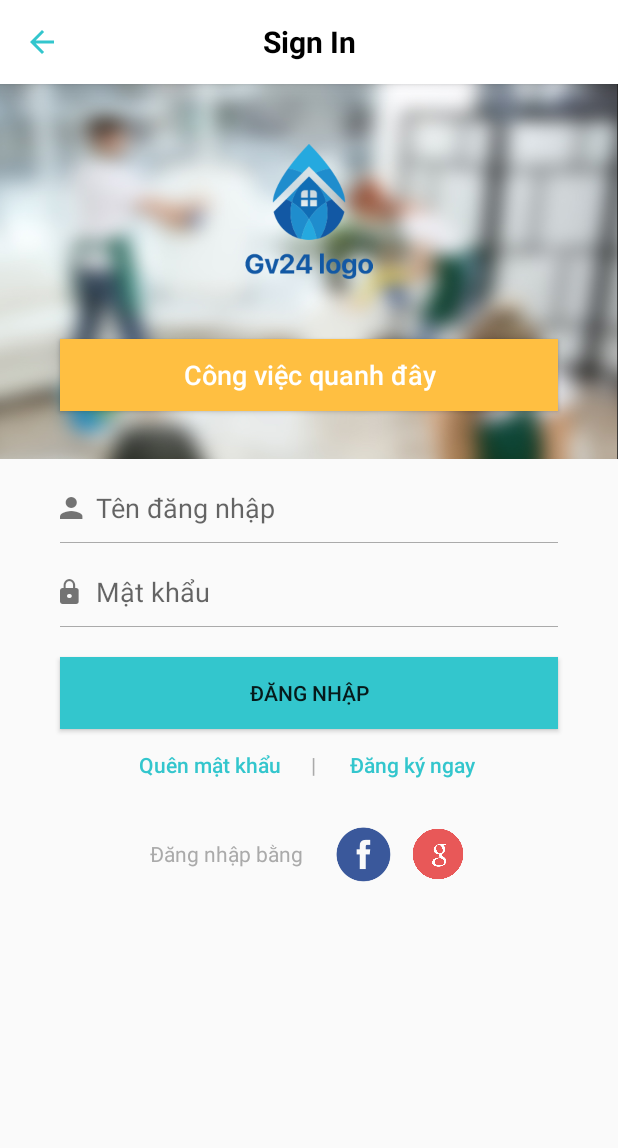
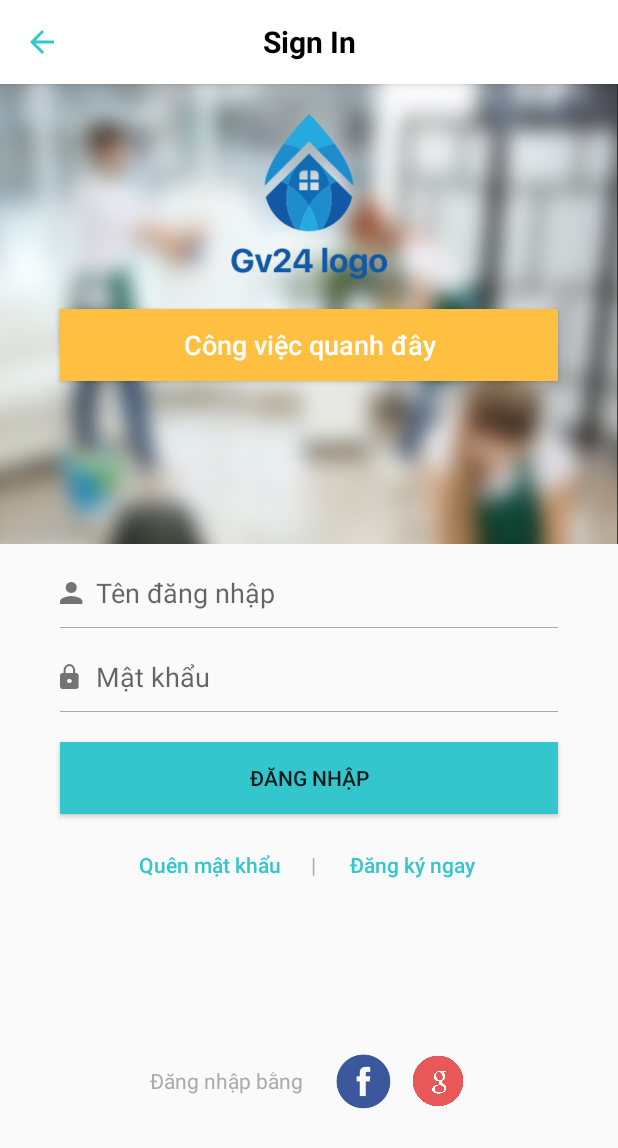
Before and after one commit to thanhduy26091995/Owner, an Android app: the SignInActivity screen opened directly, with no data from a screen before it, on a phone screen of 412 x 824 dp. Shown: the top 1148 px of the screen. Run offline under Robolectric (Android 15) with nearby library versions, the phone set to English and light mode, and no system bars; our stand-ins replace ButterKnife.

Commit message:
Activity Sign In

```diff
--- a/app/src/main/res/layout/activity_signin.xml
+++ b/app/src/main/res/layout/activity_signin.xml
@@ -30,9 +30,16 @@
         </android.support.v7.widget.Toolbar>
     </android.support.design.widget.AppBarLayout>
 
+    <LinearLayout
+        android:layout_width="match_parent"
+        android:layout_height="match_parent"
+        android:orientation="vertical"
+        android:weightSum="5">
+
         <FrameLayout
             android:layout_width="match_parent"
-        android:layout_height="250dp"
+            android:layout_height="0dp"
+            android:layout_weight="2"
             android:background="@drawable/bg">
 
             <LinearLayout
@@ -44,7 +51,7 @@
                     android:layout_width="120dp"
                     android:layout_height="130dp"
                     android:layout_gravity="center_horizontal"
-                android:paddingTop="40dp"
+                    android:paddingTop="20dp"
                     android:src="@drawable/logo" />
 
                 <Button
@@ -53,7 +60,7 @@
                     android:layout_height="wrap_content"
                     android:layout_marginLeft="40dp"
                     android:layout_marginRight="40dp"
-                android:layout_marginTop="40dp"
+                    android:layout_marginTop="20dp"
                     android:background="@color/home_background_maid_aound"
                     android:text="@string/home_maid_around"
                     android:textAllCaps="false"
@@ -64,7 +71,8 @@
 
         <LinearLayout
             android:layout_width="match_parent"
-        android:layout_height="match_parent"
+            android:layout_height="0dp"
+            android:layout_weight="2.2"
             android:orientation="vertical">
 
             <RelativeLayout
@@ -78,8 +86,6 @@
                     android:id="@+id/edit_username"
                     android:layout_width="match_parent"
                     android:layout_height="wrap_content"
-                android:layout_alignParentRight="true"
-                android:layout_alignParentTop="true"
                     android:layout_marginLeft="20dp"
                     android:backgroundTint="@android:color/transparent"
                     android:hint="Tên đăng nhập"
@@ -149,7 +155,9 @@
                 android:layout_width="wrap_content"
                 android:layout_height="wrap_content"
                 android:layout_gravity="center_horizontal"
-            android:orientation="horizontal">
+                android:orientation="horizontal"
+                android:layout_marginTop="10dp"
+                >
 
                 <Button
                     android:id="@+id/bt_forget_password"
@@ -177,12 +185,13 @@
                     android:textAllCaps="false"
                     android:textColor="@color/home_background_history" />
             </LinearLayout>
+        </LinearLayout>
 
         <LinearLayout
-            android:layout_width="wrap_content"
-            android:layout_height="wrap_content"
-            android:layout_gravity="center_horizontal"
-            android:layout_marginTop="15dp"
+            android:layout_width="match_parent"
+            android:layout_height="0dp"
+            android:layout_weight="0.8"
+            android:gravity="center_horizontal"
             android:orientation="horizontal">
 
             <TextView
```
Lines whose indentation alone changed are shown as unchanged.
